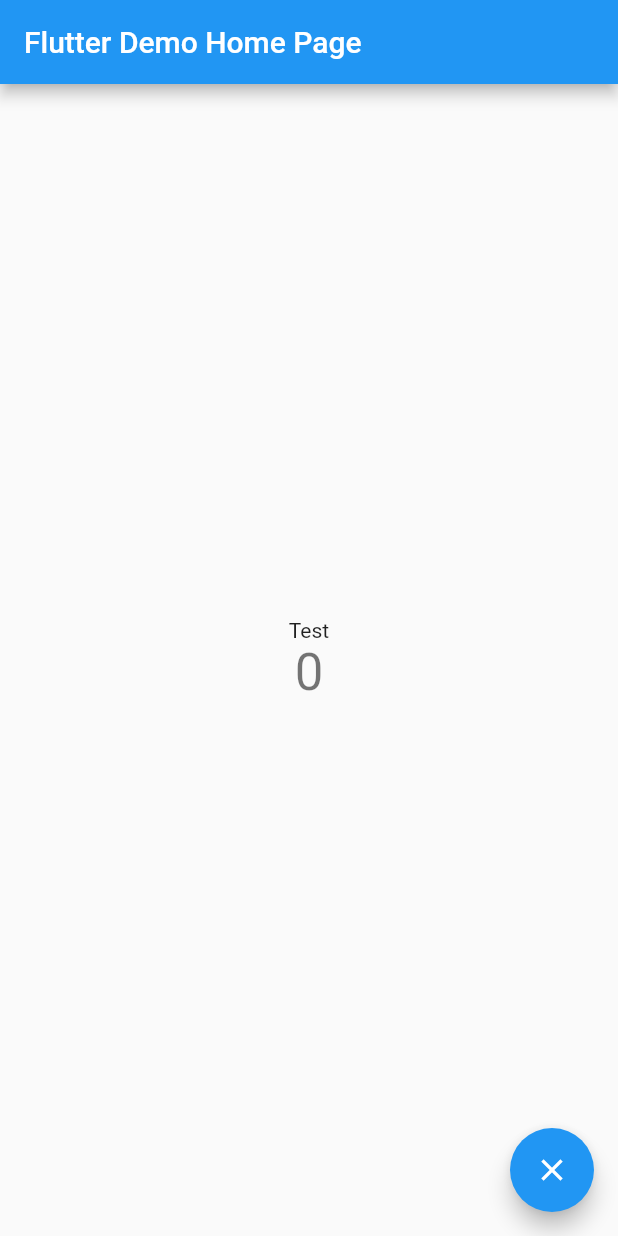
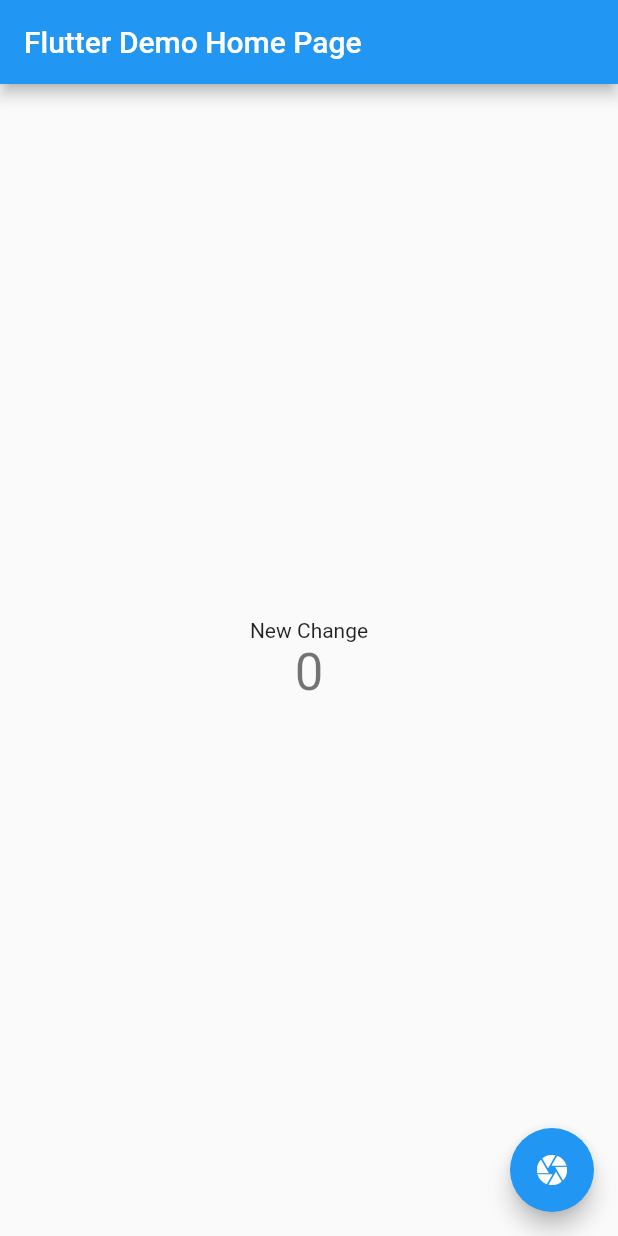
Before and after one commit to jicsontoh/Example, a Flutter app: the screen it shows after launch, on a phone screen of 412 x 824 dp. Run offline on Flutter 3.47's test engine with Material 2 defaults, Android fonts, the phone set to English and light mode, and no system bars.

Commit message:
Change text and icon

```diff
--- a/lib/main.dart
+++ b/lib/main.dart
@@ -96,7 +96,7 @@ class _MyHomePageState extends State<MyHomePage> {
           mainAxisAlignment: MainAxisAlignment.center,
           children: <Widget>[
             const Text(
-              'Test',
+              'New Change',
             ),
             Text(
               '$_counter',
@@ -108,7 +108,7 @@ class _MyHomePageState extends State<MyHomePage> {
       floatingActionButton: FloatingActionButton(
         onPressed: _incrementCounter,
         tooltip: 'Long>>>>>>>',
-        child: const Icon(Icons.close),
+        child: const Icon(Icons.camera),
       ), // This trailing comma makes auto-formatting nicer for build methods.
     );
   }
```
